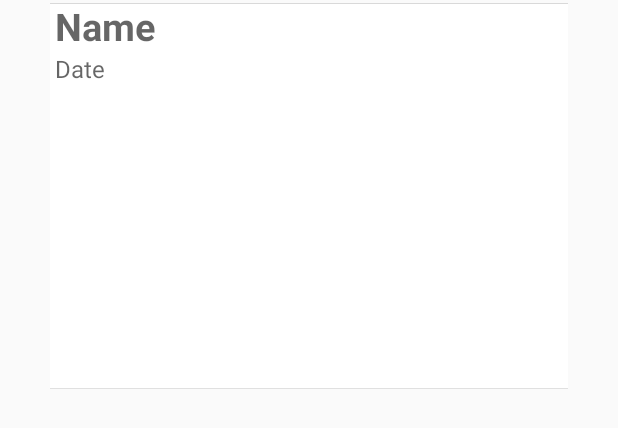
After one commit to ptnghiapcs/GameUIT, an Android app: the layout dairyrowlayout.xml on its own in the app's theme, with its tools: preview values and no code run, on a phone screen of 412 x 824 dp. The commit adds this screen. Shown: the top 428 px of the screen. Run offline under Robolectric (Android 15) with nearby library versions, the phone set to English and light mode, and no system bars.

Commit message:
New Story card layout

```diff
--- /dev/null
+++ b/app/src/main/res/drawable/boundlayout.xml
@@ -0,0 +1,31 @@
+<?xml version="1.0" encoding="utf-8"?>
+<vector xmlns:android="http://schemas.android.com/apk/res/android"
+    android:width="917dp"
+    android:height="416dp"
+    android:viewportWidth="917"
+    android:viewportHeight="416">
+
+    <group
+        android:translateX="-82.000000"
+        android:translateY="-546.000000">
+        <group
+            android:translateX="90.000000"
+            android:translateY="550.000000">
+            <path
+                android:fillColor="#000000"
+                android:fillType="evenOdd"
+                android:strokeWidth="1"
+                android:pathData="M 20 0 L 881 0 Q 901 0 901 20 L 901 380 Q 901 400 881 400 L 20 400 Q 0 400 0 380 L 0 20 Q 0 0 20 0 Z" />
+            <path
+                android:fillColor="#FFFFFF"
+                android:fillType="evenOdd"
+                android:strokeWidth="1"
+                android:pathData="M 20 0 L 881 0 Q 901 0 901 20 L 901 380 Q 901 400 881 400 L 20 400 Q 0 400 0 380 L 0 20 Q 0 0 20 0 Z" />
+            <path
+                android:fillColor="#FFFFFF"
+                android:fillType="evenOdd"
+                android:strokeWidth="1"
+                android:pathData="M 20 0 L 881 0 Q 901 0 901 20 L 901 380 Q 901 400 881 400 L 20 400 Q 0 400 0 380 L 0 20 Q 0 0 20 0 Z" />
+        </group>
+    </group>
+</vector>
--- /dev/null
+++ b/app/src/main/res/layout/dairyrowlayout.xml
@@ -0,0 +1,52 @@
+<?xml version="1.0" encoding="utf-8"?>
+<android.support.constraint.ConstraintLayout
+    xmlns:android="http://schemas.android.com/apk/res/android"
+    xmlns:app="http://schemas.android.com/apk/res-auto"
+    xmlns:tools="http://schemas.android.com/tools"
+
+    android:layout_marginLeft="50px"
+    android:layout_marginRight="50px"
+    android:layout_width="match_parent"
+    android:layout_height="wrap_content">
+
+    <LinearLayout
+        android:background="@drawable/boundlayout"
+        android:layout_width="900px"
+        android:layout_height="400px"
+        android:layout_gravity="center"
+        android:layout_marginBottom="3dp"
+        android:orientation="horizontal"
+        app:layout_constraintBottom_toBottomOf="parent"
+        app:layout_constraintEnd_toEndOf="parent"
+        app:layout_constraintStart_toStartOf="parent"
+        app:layout_constraintTop_toTopOf="parent">
+
+        <ImageView
+            android:id="@+id/dairyImage"
+            android:layout_width="130dp"
+            android:layout_height="130dp" />
+
+        <LinearLayout
+            android:layout_width="match_parent"
+            android:layout_height="wrap_content"
+            android:orientation="vertical">
+
+            <TextView
+                android:id="@+id/dairyName"
+                android:layout_width="match_parent"
+                android:layout_height="wrap_content"
+                android:hint="Name"
+                android:textColor="#000000"
+                android:textSize="25dp"
+                android:textStyle="bold" />
+
+            <TextView
+                android:id="@+id/dairydate"
+                android:layout_width="match_parent"
+                android:layout_height="wrap_content"
+                android:hint="Date"
+                android:textSize="16dp" />
+        </LinearLayout>
+    </LinearLayout>
+
+</android.support.constraint.ConstraintLayout>
```
Also changed, not shown: app/src/main/java/apcs/gameuit/DairyActivity.java (+18 -53 lines), app/src/main/java/apcs/gameuit/DairyAdapter.java (added, +58 -0 lines), app/src/main/java/apcs/gameuit/DairyEntry.java (added, +26 -0 lines), app/src/main/res/layout/activity_dairy.xml (+9 -2 lines).
